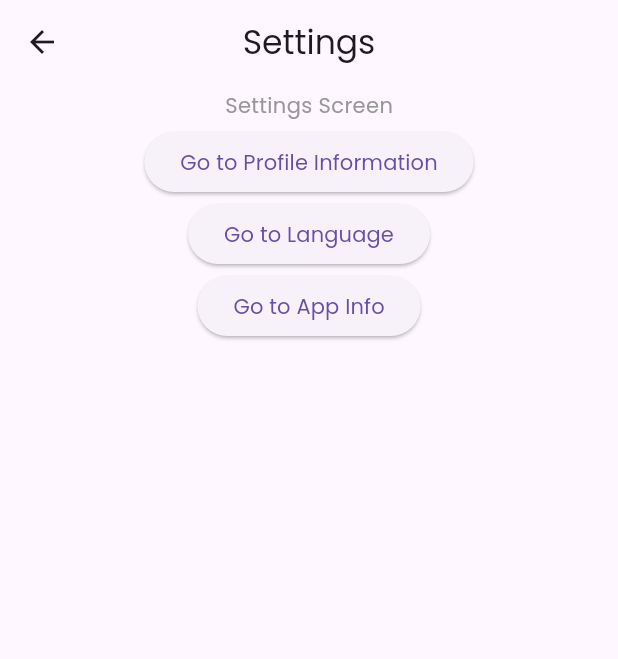
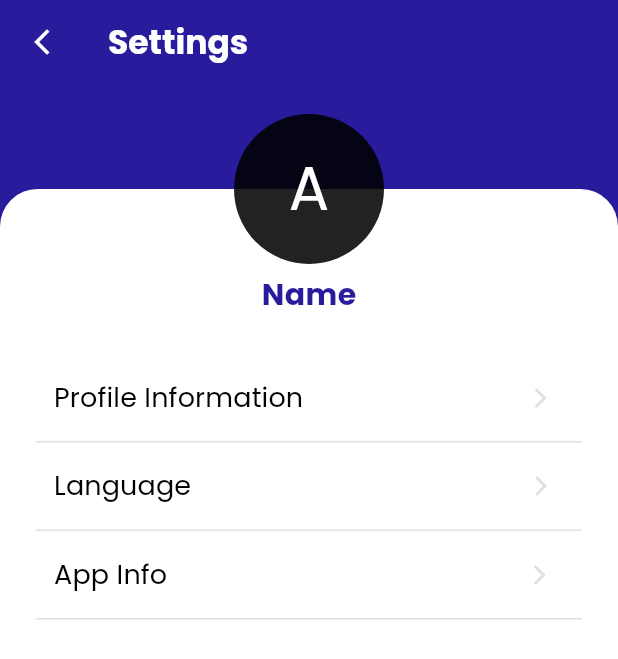
Before and after one commit to ACICT-DEPI/CAI1_SWD4_S9d-bank-application, a Flutter app: the SettingsScreen screen opened by its route, on a phone screen of 412 x 824 dp. Shown: the top 659 px of the screen. Run offline on Flutter 3.47's test engine with Material 3 defaults, Android fonts, the phone set to English and light mode, and no system bars; our stand-ins replace awesome_dialog, cloud_firestore, firebase_auth, firebase_core, flutter_otp_text_field, get and 3 more; accounts and stored records are empty; project files that could hold a hidden picture were left out.

Commit message:
designed settings screen

```diff
--- a/lib/screen/settings/settings.dart
+++ b/lib/screen/settings/settings.dart
@@ -1,6 +1,7 @@
 import 'package:flutter/material.dart';
 import 'package:get/get.dart';
 import 'package:vaulta/controller/settings/settings_controller.dart';
+import 'package:vaulta/core/constant/color.dart';
 
 class SettingsScreen extends StatelessWidget {
   const SettingsScreen({super.key});
@@ -10,31 +11,147 @@ class SettingsScreen extends StatelessWidget {
     SettingsControllerImpl controller = Get.put(SettingsControllerImpl());
     return Scaffold(
       appBar: AppBar(
-        title: Text('Settings'),
+        backgroundColor: AppColor.primaryColor,
+        leading: IconButton(
+            onPressed: (){},
+            icon: Icon(
+              Icons.arrow_back_ios_new,
+              size: 20,
+              color: Colors.white,
+            )
+        ),
+        title: Text(
+          'Settings',
+          style: TextStyle(
+            fontWeight: FontWeight.bold,
+            color: Colors.white
+          ),
+        ),
         elevation: 0,
-        centerTitle: true,
       ),
-      body: Column(
+      body: Container(
+        padding: EdgeInsets.only(top: 20),
+        color: AppColor.primaryColor,
+        child: Stack(
+          alignment: Alignment.topCenter,
           children: [
-          Center(
-            child: Text('Settings Screen'),
+            Container(
+              padding: EdgeInsets.only(top: 50),
+              child: Container(
+                padding: EdgeInsets.fromLTRB(24, 110, 24, 0),
+                decoration: BoxDecoration(
+                    borderRadius: BorderRadius.only(
+                        topLeft: Radius.circular(25),
+                        topRight: Radius.circular(25)
                     ),
-          ElevatedButton(
+                    color: Colors.white
+                ),
+                child: Column(
+                  crossAxisAlignment: CrossAxisAlignment.start,
+                  children: [
+                    Center(),
+                    Container(
+                      padding: EdgeInsets.symmetric(vertical: 5),
+                      width: double.infinity,
+                      alignment: Alignment.centerLeft,
+                      decoration: BoxDecoration(
+                        border: Border(
+                          bottom: BorderSide(color: Colors.grey.shade300)
+                        )
+                      ),
+                      child: TextButton(
                           onPressed: () {
                             controller.gotToProfileInformation();
                           },
-              child: Text('Go to Profile Information')),
-          ElevatedButton(
+                          child: Row(
+                            mainAxisSize: MainAxisSize.min,
+                            children: [
+                              Text(
+                                  'Profile Information',
+                                style: TextStyle(fontSize: 18, color: Colors.black),
+                              ),
+                              SizedBox(width: 150,),
+                              Icon(Icons.arrow_forward_ios_rounded, size: 16, color: Colors.grey.shade300)
+                            ],
+                          )),
+                    ),
+                    Container(
+                      padding: EdgeInsets.symmetric(vertical: 5),
+                      width: double.infinity,
+                      alignment: Alignment.centerLeft,
+                      decoration: BoxDecoration(
+                          border: Border(
+                              bottom: BorderSide(color: Colors.grey.shade300)
+                          )
+                      ),
+                      child: TextButton(
                           onPressed: () {
                             controller.goToLanguage();
                           },
-              child: Text('Go to Language')),
-          ElevatedButton(
+                          child: Row(
+                            mainAxisSize: MainAxisSize.min,
+                            children: [
+                              Text(
+                                'Language',
+                                style: TextStyle(fontSize: 18, color: Colors.black),
+                              ),
+                              SizedBox(width: 225,),
+                              Icon(Icons.arrow_forward_ios_rounded, size: 16, color: Colors.grey.shade300)
+                            ],
+                          )),
+                    ),
+                    Container(
+                      padding: EdgeInsets.symmetric(vertical: 5),
+                      width: double.infinity,
+                      alignment: Alignment.centerLeft,
+                      decoration: BoxDecoration(
+                          border: Border(
+                              bottom: BorderSide(color: Colors.grey.shade300)
+                          )
+                      ),
+                      child: TextButton(
                           onPressed: () {
                             controller.goToAppInfo();
                           },
-              child: Text('Go to App Info')),
+                          child: Row(
+                            mainAxisSize: MainAxisSize.min,
+                            children: [
+                              Text(
+                                'App Info',
+                                style: TextStyle(fontSize: 18, color: Colors.black),
+                              ),
+                              SizedBox(width: 240,),
+                              Icon(Icons.arrow_forward_ios_rounded, size: 16, color: Colors.grey.shade300)
                             ],
+                          )),
+                    ),
+                  ],
+                ),
+              ),
+            ),
+            Column(
+              children: [
+                CircleAvatar(
+                  backgroundColor: Colors.black87,
+                  child: Text(
+                    style: TextStyle(fontSize: 40, color: Colors.white),
+                    "A",
+                  ),
+                  radius: 50,
+                ),
+                Text(
+                  "Name",
+                  style: TextStyle(
+                      fontSize: 20,
+                      color: AppColor.primaryColor,
+                      fontWeight: FontWeight.w600
+                  ),
+                )
+              ],
+            ),
+
+          ],
+        ),
       ),
     );
   }
```
Lines whose indentation alone changed are shown as unchanged.
